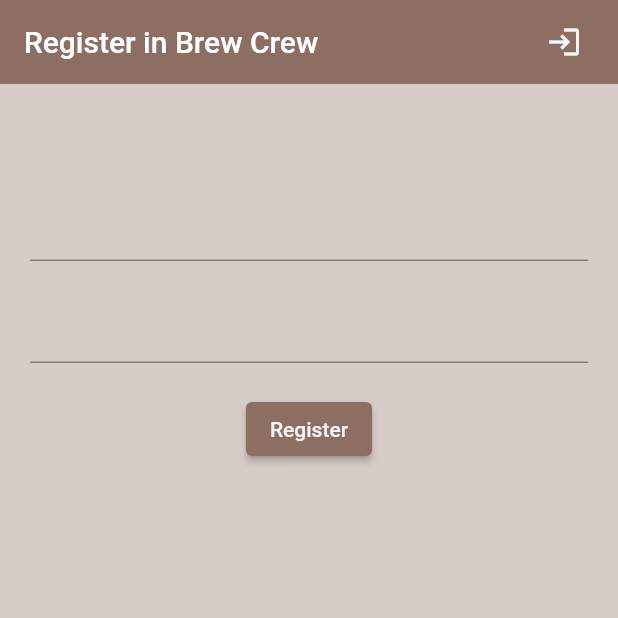
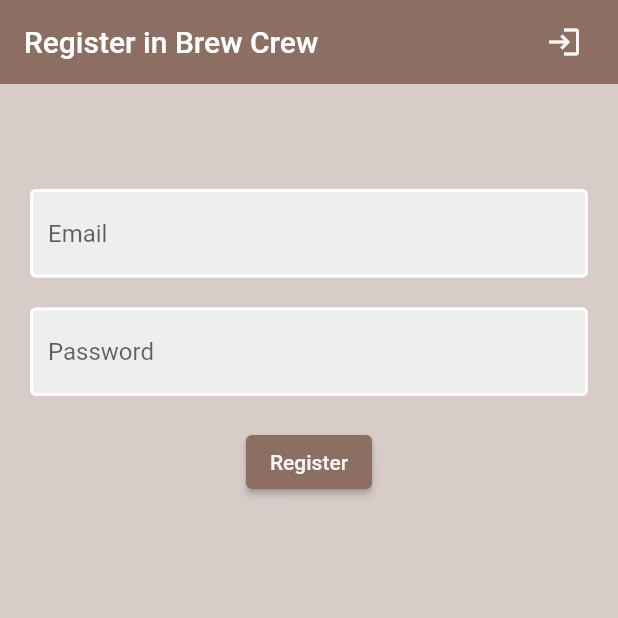
Before and after one commit to creytas/flutter-brew-crew, a Flutter app: the screen it shows after launch, after a tap on "Sign in", after a tap on the "person add alt 1" icon, on a phone screen of 412 x 824 dp, the top half of it. Run offline on Flutter 3.47's test engine with Material 2 defaults, Android fonts, the phone set to English and light mode, and no system bars; our stand-ins replace firebase_auth, firebase_core, flutter_spinkit; accounts and stored records are empty.

Commit message:
style: set style to inputs and add a loader

```diff
--- a/lib/screens/auth/register.dart
+++ b/lib/screens/auth/register.dart
@@ -1,4 +1,6 @@
 import 'package:brew_app/services/auth.dart';
+import 'package:brew_app/shared/constants.dart';
+import 'package:brew_app/shared/loading.dart';
 import 'package:flutter/foundation.dart';
 import 'package:flutter/material.dart';
 
@@ -13,13 +15,17 @@
 class _RegisterState extends State<Register> {
   final AuthService _auth = AuthService();
   final _formKey = GlobalKey<FormState>();
+  bool loading = false;
+
   String email = '';
   String password = '';
   String? error = '';
 
   @override
   Widget build(BuildContext context) {
-    return Scaffold(
+    return loading
+        ? const Loading()
+        : Scaffold(
             backgroundColor: Colors.brown.shade100,
             appBar: AppBar(
               backgroundColor: Colors.brown.shade400,
@@ -47,7 +53,8 @@
               title: const Text("Register in Brew Crew"),
             ),
             body: Container(
-        padding: const EdgeInsets.symmetric(horizontal: 20.0, vertical: 50.0),
+              padding:
+                  const EdgeInsets.symmetric(horizontal: 20.0, vertical: 50.0),
               child: Form(
                 key: _formKey,
                 child: Column(
@@ -56,6 +63,8 @@
                       height: 20.0,
                     ),
                     TextFormField(
+                      decoration:
+                          textInputDecoration.copyWith(hintText: 'Email'),
                       onChanged: (value) {
                         setState(() => email = value);
                         if (kDebugMode) {
@@ -69,6 +78,8 @@
                       height: 20.0,
                     ),
                     TextFormField(
+                      decoration:
+                          textInputDecoration.copyWith(hintText: 'Password'),
                       obscureText: true,
                       onChanged: (value) {
                         setState(() => password = value);
@@ -76,23 +87,29 @@
                           print(value);
                         }
                       },
-                validator: (value) =>
-                    value!.length < 6 ? 'Enter a +6 chars password' : null,
+                      validator: (value) => value!.length < 6
+                          ? 'Enter a +6 chars password'
+                          : null,
                     ),
                     const SizedBox(
                       height: 20.0,
                     ),
                     ElevatedButton(
                       onPressed: () async {
-                  if (_formKey.currentState!.validate()) {
                         if (kDebugMode) {
                           print("email: $email & password: $password");
                         }
-                    dynamic result = await _auth.registerWithMailAndPassword(
+
+                        if (_formKey.currentState!.validate()) {
+                          setState(() => loading = true);
+                          dynamic result =
+                              await _auth.registerWithMailAndPassword(
                                   email: email, password: password);
                           if (result == null) {
-                      setState(
-                          () => error = 'please supply valid informations');
+                            setState(() {
+                              error = 'please supply valid informations';
+                              loading = false;
+                            });
                           }
                         }
                       },
--- a/lib/screens/auth/sign_in.dart
+++ b/lib/screens/auth/sign_in.dart
@@ -1,4 +1,6 @@
 import 'package:brew_app/services/auth.dart';
+import 'package:brew_app/shared/constants.dart';
+import 'package:brew_app/shared/loading.dart';
 import 'package:flutter/foundation.dart';
 import 'package:flutter/material.dart';
 
@@ -13,13 +15,17 @@
 class _SignInState extends State<SignIn> {
   final AuthService _auth = AuthService();
   final _formKey = GlobalKey<FormState>();
+  bool loading = false;
+
   String email = '';
   String password = '';
   String? error = '';
 
   @override
   Widget build(BuildContext context) {
-    return Scaffold(
+    return loading
+        ? const Loading()
+        : Scaffold(
             backgroundColor: Colors.brown.shade100,
             appBar: AppBar(
               backgroundColor: Colors.brown.shade400,
@@ -47,7 +53,8 @@
               title: const Text("Sign in to Brew Crew"),
             ),
             body: Container(
-        padding: const EdgeInsets.symmetric(horizontal: 20.0, vertical: 50.0),
+              padding:
+                  const EdgeInsets.symmetric(horizontal: 20.0, vertical: 50.0),
               child: Form(
                 key: _formKey,
                 child: Column(
@@ -56,6 +63,8 @@
                       height: 20.0,
                     ),
                     TextFormField(
+                      decoration:
+                          textInputDecoration.copyWith(hintText: 'Email'),
                       onChanged: (value) {
                         setState(() => email = value);
                         if (kDebugMode) {
@@ -69,6 +78,8 @@
                       height: 20.0,
                     ),
                     TextFormField(
+                      decoration:
+                          textInputDecoration.copyWith(hintText: 'Password'),
                       obscureText: true,
                       onChanged: (value) {
                         setState(() => password = value);
@@ -76,23 +87,29 @@
                           print(value);
                         }
                       },
-                validator: (value) =>
-                    value!.length < 6 ? 'Enter a +6 chars password' : null,
+                      validator: (value) => value!.length < 6
+                          ? 'Enter a +6 chars password'
+                          : null,
                     ),
                     const SizedBox(
                       height: 20.0,
                     ),
                     ElevatedButton(
                       onPressed: () async {
-                  if (_formKey.currentState!.validate()) {
                         if (kDebugMode) {
                           print("email: $email & password: $password");
                         }
-                    dynamic result = await _auth.signInWithMailAndPassword(
+                        if (_formKey.currentState!.validate()) {
+                          setState(() => loading = true);
+                          dynamic result =
+                              await _auth.signInWithMailAndPassword(
                                   email: email, password: password);
                           if (result == null) {
-                      setState(() =>
-                          error = 'could not sign in with those credentials');
+                            setState(() {
+                              error =
+                                  'could not sign in with those credentials';
+                              loading = false;
+                            });
                           }
                         }
                       },
--- /dev/null
+++ b/lib/shared/constants.dart
@@ -0,0 +1,12 @@
+import 'package:flutter/material.dart';
+
+final textInputDecoration = InputDecoration(
+  fillColor: Colors.grey.shade200,
+  filled: true,
+  enabledBorder: const OutlineInputBorder(
+    borderSide: BorderSide(color: Colors.white, width: 2.0),
+  ),
+  focusedBorder: OutlineInputBorder(
+    borderSide: BorderSide(color: Colors.brown.shade400, width: 2.0),
+  ),
+);
--- a/pubspec.yaml
+++ b/pubspec.yaml
@@ -39,6 +39,7 @@
   cloud_firestore: ^4.8.2
   firebase_core: ^2.14.0
   provider: ^6.0.5
+  flutter_spinkit: ^5.2.0
 
 dev_dependencies:
   flutter_test:
```
Also changed, not shown: lib/shared/loading.dart (added, +19 -0 lines), pubspec.lock. Lines whose indentation alone changed are shown as unchanged.
